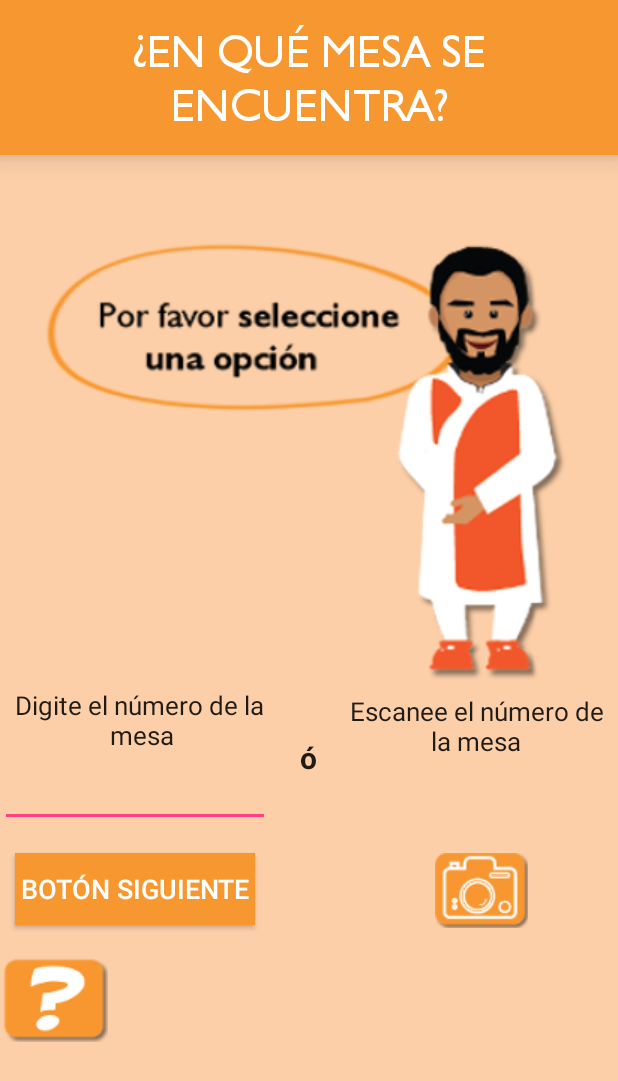
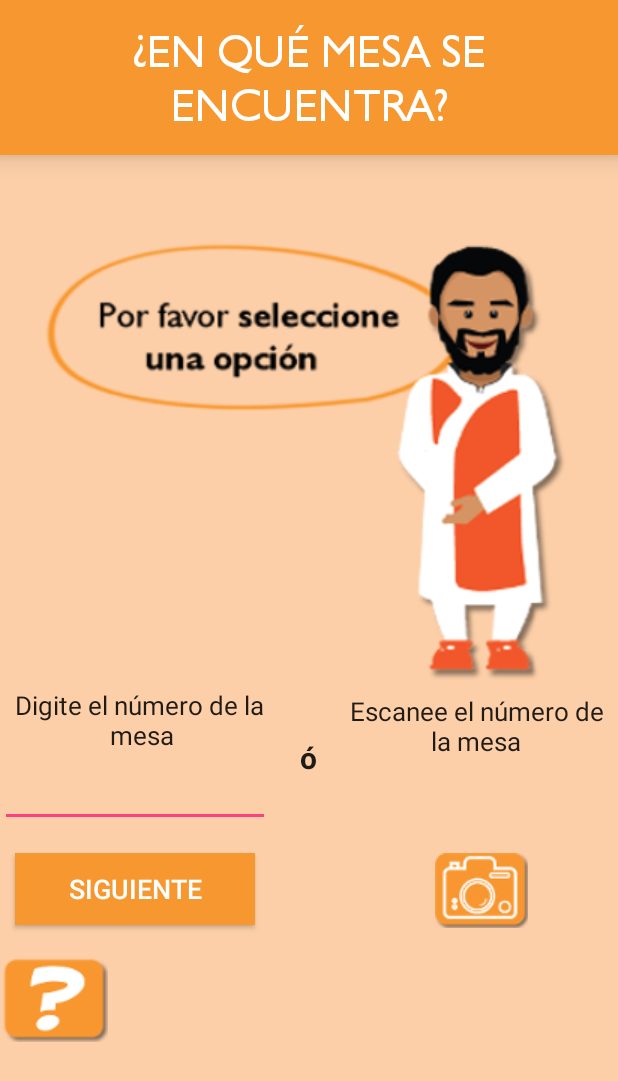
Before and after one commit to ronaldvenegasp/Dharma, an Android app: the NumeroMesa screen opened directly, with no data from a screen before it, on a phone screen of 412 x 824 dp. Shown: the top 1081 px of the screen. Run offline under Robolectric (Android 15) with nearby library versions, the phone set to English and light mode, and no system bars.

```diff
--- a/app/src/main/res/values/strings.xml
+++ b/app/src/main/res/values/strings.xml
@@ -123,7 +123,7 @@
     <string name="Adivinanzas">Adivinanzas</string>
     <string name="imagen_retos_niños">retos niños</string>
     <string name="mesa">¿EN QUÉ MESA SE ENCUENTRA?</string>
-    <string name="Siguiente">botón siguiente</string>
+    <string name="Siguiente">Siguiente</string>
     <string name="boton_camara">botón cámara</string>
     <string name="o">ó</string>
     <string name="imagen_mesa">Imagen Mesa</string>
```
Also changed, not shown: 1 other file.
